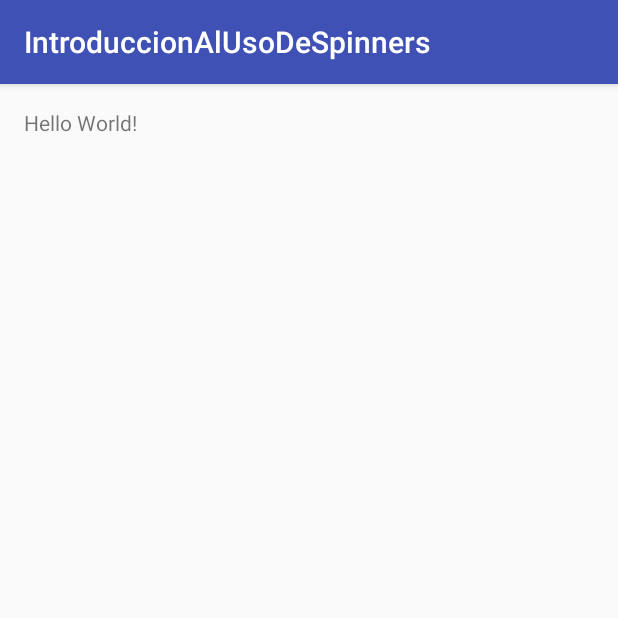
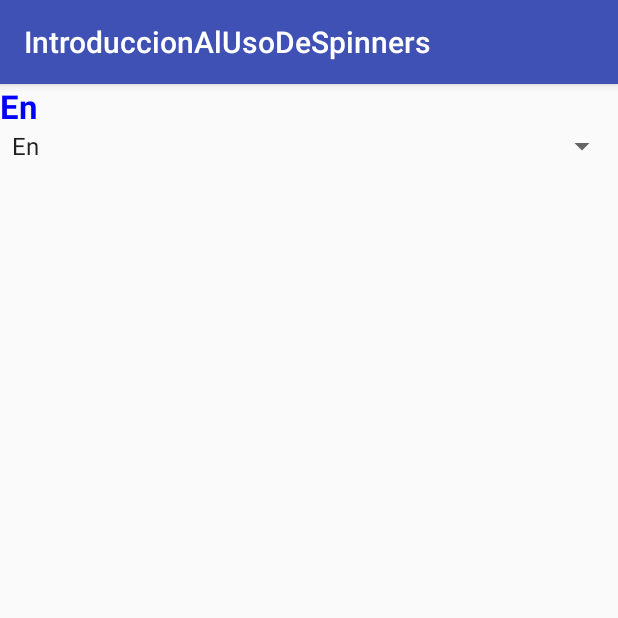
Before and after one commit to Pablosky300/PabloNavarro_IntroSpinners, an Android app: the screen it shows after launch (MainActivity), on a phone screen of 412 x 824 dp, the top half of it. Run offline under Robolectric (Android 15) with nearby library versions, the phone set to English and light mode, and no system bars.

Commit message:
3.10 Acabado

```diff
--- a/app/src/main/java/spinners/example/net/introduccionalusodespinners/MainActivity.java
+++ b/app/src/main/java/spinners/example/net/introduccionalusodespinners/MainActivity.java
@@ -2,12 +2,47 @@ package spinners.example.net.introduccionalusodespinners;
 
 import android.support.v7.app.AppCompatActivity;
 import android.os.Bundle;
+import android.view.View;
+import android.widget.AdapterView;
+import android.widget.ArrayAdapter;
+import android.widget.Spinner;
+import android.widget.TextView;
 
-public class MainActivity extends AppCompatActivity {
+public class MainActivity extends AppCompatActivity
+        implements AdapterView.OnItemSelectedListener{
+
+    private TextView seleccion;
+    private static final String[] items = {"En", "un", "lugar", "de",
+            "la", "Mancha", "de", "cuyo", "nombre", "no", "quiero",
+            "acordarme", "no", "ha", "mucho", "tiempo", "que",
+            "vivía", "un", "hidalgo", "de", "los", "de", "lanza",
+            "en", "astillero", "adarga", "antigua", "rocín", "flaco",
+            "y", "galgo", "corredor"};
 
     @Override
     protected void onCreate(Bundle savedInstanceState) {
         super.onCreate(savedInstanceState);
         setContentView(R.layout.activity_main);
+        seleccion = (TextView) findViewById(R.id.seleccion);
+
+        Spinner spin = (Spinner)findViewById(R.id.spinner);
+        spin.setOnItemSelectedListener(this);
+
+        ArrayAdapter<String> adapter = new ArrayAdapter<String>(this,
+                android.R.layout.simple_spinner_item,items);
+        adapter.setDropDownViewResource(
+                android.R.layout.simple_spinner_dropdown_item);
+        spin.setAdapter(adapter);
     }
+
+    @Override
+    public void onItemSelected(AdapterView<?> parent, View v, int position, long l) {
+        seleccion.setText(items[position]);
+    }
+
+    @Override
+    public void onNothingSelected(AdapterView<?> parent){
+        seleccion.setText("");
+    }
+
 }
--- a/app/src/main/res/layout/activity_main.xml
+++ b/app/src/main/res/layout/activity_main.xml
@@ -1,17 +1,21 @@
 <?xml version="1.0" encoding="utf-8"?>
-<RelativeLayout xmlns:android="http://schemas.android.com/apk/res/android"
+<LinearLayout xmlns:android="http://schemas.android.com/apk/res/android"
     xmlns:tools="http://schemas.android.com/tools"
     android:id="@+id/activity_main"
     android:layout_width="match_parent"
     android:layout_height="match_parent"
-    android:paddingBottom="@dimen/activity_vertical_margin"
-    android:paddingLeft="@dimen/activity_horizontal_margin"
-    android:paddingRight="@dimen/activity_horizontal_margin"
-    android:paddingTop="@dimen/activity_vertical_margin"
-    tools:context="spinners.example.net.introduccionalusodespinners.MainActivity">
+    android:orientation="vertical"
+    >
 
     <TextView
         android:layout_width="wrap_content"
         android:layout_height="wrap_content"
-        android:text="Hello World!" />
-</RelativeLayout>
+        android:textAppearance="?android:attr/textAppearanceLarge"
+        android:textColor="#0000FF"
+        android:textStyle="bold"
+        android:id="@+id/seleccion"/>
+    <Spinner
+        android:id="@+id/spinner"
+        android:layout_width="match_parent"
+        android:layout_height="wrap_content"/>
+</LinearLayout>
```
